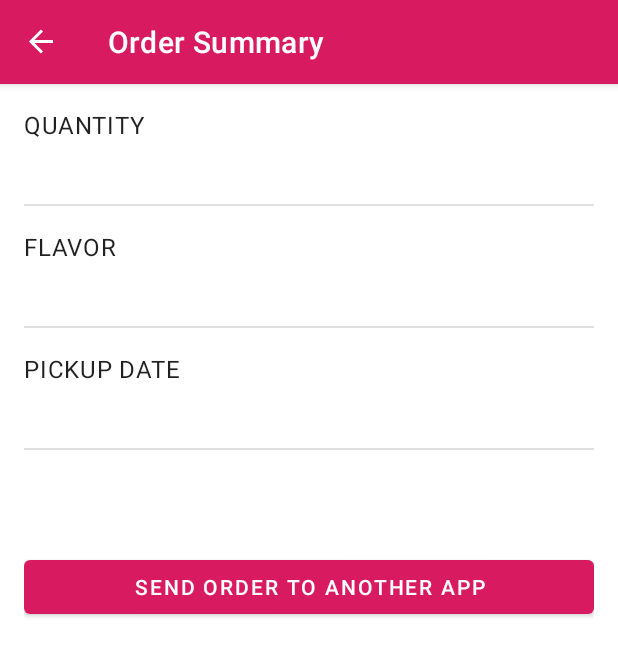
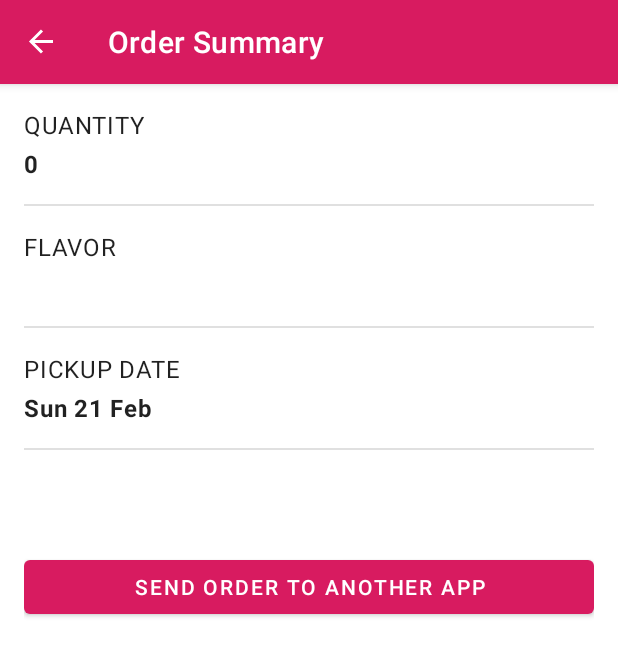
Before and after one commit to rafaelalma/cupcake-starter, an Android app: the SummaryFragment screen opened through its navigation route, on a phone screen of 412 x 824 dp. Shown: the top 656 px of the screen. Run offline under Robolectric (Android 15) with nearby library versions, the phone set to English and light mode, and no system bars; our stand-ins replace data binding, navigation-ui; 2 statements that could not run were skipped.

Commit message:
Calculate price

```diff
--- a/app/src/main/java/com/example/cupcake/FlavorFragment.kt
+++ b/app/src/main/java/com/example/cupcake/FlavorFragment.kt
@@ -50,6 +50,7 @@ class FlavorFragment : Fragment() {
         super.onViewCreated(view, savedInstanceState)
 
         binding?.apply {
+            lifecycleOwner = viewLifecycleOwner
             viewModel = sharedViewModel
             nextButton.setOnClickListener { goToNextScreen() }
         }
--- a/app/src/main/java/com/example/cupcake/PickupFragment.kt
+++ b/app/src/main/java/com/example/cupcake/PickupFragment.kt
@@ -50,6 +50,7 @@ class PickupFragment : Fragment() {
         super.onViewCreated(view, savedInstanceState)
 
         binding?.apply {
+            lifecycleOwner = viewLifecycleOwner
             viewModel = sharedViewModel
             nextButton.setOnClickListener { goToNextScreen() }
         }
--- a/app/src/main/java/com/example/cupcake/SummaryFragment.kt
+++ b/app/src/main/java/com/example/cupcake/SummaryFragment.kt
@@ -51,6 +51,7 @@ class SummaryFragment : Fragment() {
         super.onViewCreated(view, savedInstanceState)
 
         binding?.apply {
+            lifecycleOwner = viewLifecycleOwner
             viewModel = sharedViewModel
             sendButton.setOnClickListener { sendOrder() }
         }
--- a/app/src/main/java/com/example/cupcake/model/OrderViewModel.kt
+++ b/app/src/main/java/com/example/cupcake/model/OrderViewModel.kt
@@ -2,23 +2,40 @@ package com.example.cupcake.model
 
 import androidx.lifecycle.LiveData
 import androidx.lifecycle.MutableLiveData
+import androidx.lifecycle.Transformations
 import androidx.lifecycle.ViewModel
+import java.text.NumberFormat
+import java.text.SimpleDateFormat
+import java.util.*
+
+private const val PRICE_PER_CUPCAKE = 2.00
+private const val PRICE_FOR_SAME_DAY_PICKUP = 3.00
 
 class OrderViewModel : ViewModel() {
-    private val _quantity = MutableLiveData(0)
+    private val _quantity = MutableLiveData<Int>()
     val quantity: LiveData<Int> = _quantity
 
-    private val _flavor = MutableLiveData("")
+    private val _flavor = MutableLiveData<String>()
     val flavor: LiveData<String> = _flavor
 
-    private val _date = MutableLiveData("")
+    private val _date = MutableLiveData<String>()
     val date: LiveData<String> = _date
 
-    private val _price = MutableLiveData(0.0)
-    val price: LiveData<Double> = _price
+    private val _price = MutableLiveData<Double>()
+    val price: LiveData<String> = Transformations.map(_price) {
+        NumberFormat.getCurrencyInstance().format(it)
+    }
+
+    val dateOptions = getPickupOptions()
+
+    init {
+        resetOrder()
+    }
 
     fun setQuantity(numberCupcakes: Int) {
         _quantity.value = numberCupcakes
+
+        updatePrice()
     }
 
     fun setFlavor(desiredFlavor: String) {
@@ -27,9 +44,44 @@ class OrderViewModel : ViewModel() {
 
     fun setDate(pickupDate: String) {
         _date.value = pickupDate
+
+        updatePrice()
     }
 
     fun hasNoFlavorSet(): Boolean {
         return _flavor.value.isNullOrEmpty()
     }
+
+    fun resetOrder() {
+        _quantity.value = 0
+        _flavor.value = ""
+        _date.value = dateOptions[0]
+        _price.value = 0.0
+    }
+
+    private fun getPickupOptions(): List<String> {
+        val options = mutableListOf<String>()
+
+        val formatter = SimpleDateFormat("E d MMM", Locale.getDefault())
+
+        val calendar = Calendar.getInstance()
+
+        // Create a list of dates starting with the current date and the following 3 dates
+        repeat(4) {
+            options.add(formatter.format(calendar.time))
+            calendar.add(Calendar.DATE, 1)
+        }
+
+        return options
+    }
+
+    private fun updatePrice() {
+        var calculatedPrice = (quantity.value ?: 0) * PRICE_PER_CUPCAKE
+
+        if (_date.value == dateOptions[0]) {
+            calculatedPrice += PRICE_FOR_SAME_DAY_PICKUP
+        }
+
+        _price.value = calculatedPrice
+    }
 }
--- a/app/src/main/res/layout/fragment_summary.xml
+++ b/app/src/main/res/layout/fragment_summary.xml
@@ -58,6 +58,7 @@
                     android:layout_width="wrap_content"
                     android:layout_height="wrap_content"
                     android:layout_marginTop="@dimen/order_summary_margin"
+                    android:text="@{viewModel.quantity.toString()}"
                     tools:text="6 cupcakes" />
 
                 <View
@@ -81,6 +82,7 @@
                     android:layout_width="wrap_content"
                     android:layout_height="wrap_content"
                     android:layout_marginTop="@dimen/order_summary_margin"
+                    android:text="@{viewModel.flavor}"
                     tools:text="Chocolate" />
 
                 <View
@@ -104,6 +106,7 @@
                     android:layout_width="wrap_content"
                     android:layout_height="wrap_content"
                     android:layout_marginTop="@dimen/order_summary_margin"
+                    android:text="@{viewModel.date}"
                     tools:text="Sunday" />
 
                 <View
@@ -121,6 +124,7 @@
                     android:layout_height="wrap_content"
                     android:layout_gravity="end"
                     android:layout_marginTop="@dimen/side_margin"
+                    android:text="@{@string/total_price(viewModel.price)}"
                     tools:text="Total $5.00" />
 
             </LinearLayout>
```
Also changed, not shown: app/src/main/res/layout/fragment_flavor.xml (+6 -5 lines), app/src/main/res/layout/fragment_pickup.xml (+13 -0 lines).
